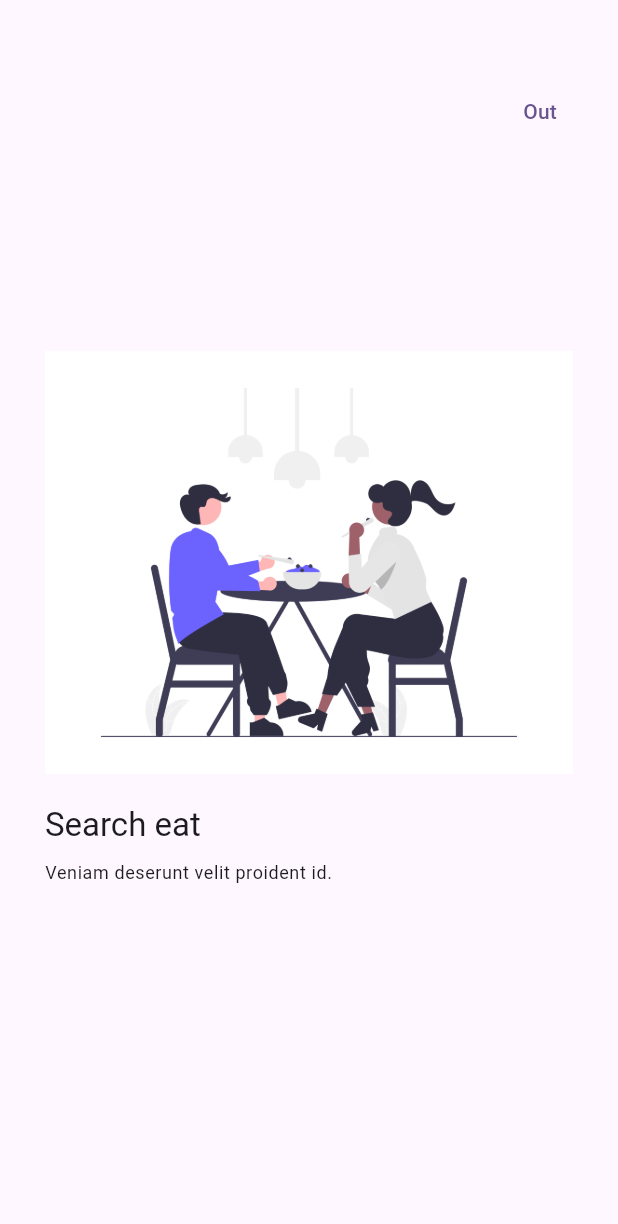
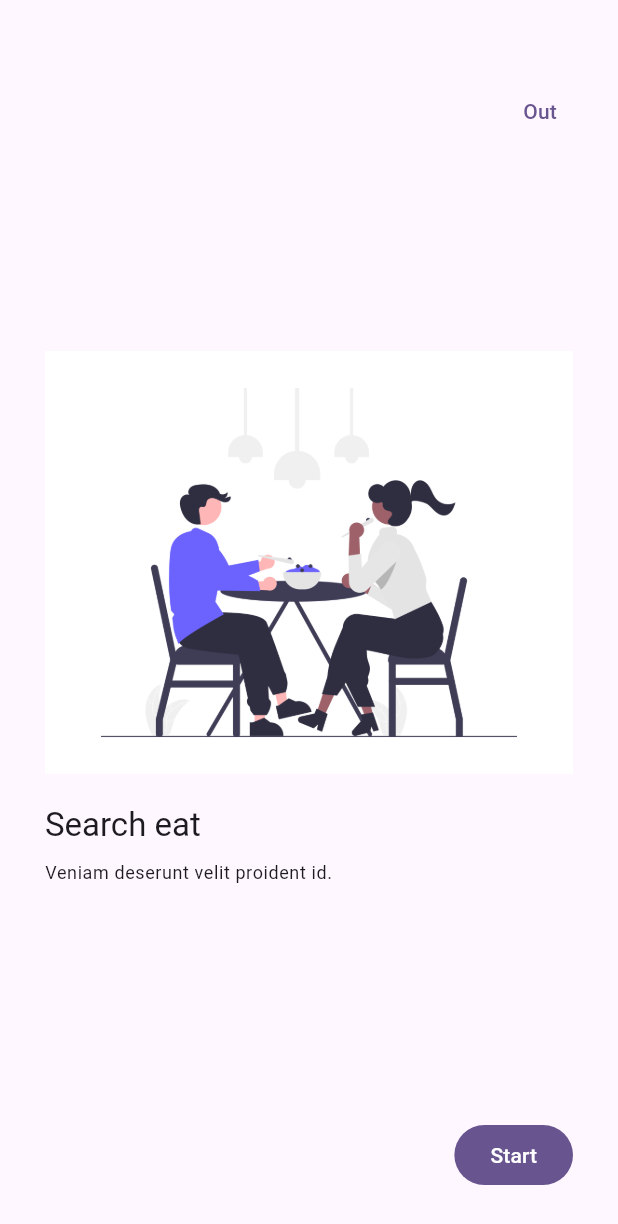
Before and after one commit to JaviKo500/widgets_app, a Flutter app: the AppTutorialScreen screen opened by its route, swiped to page 3, on a phone screen of 412 x 824 dp. Shown: the top 1224 px of the screen. Run offline on Flutter 3.47's test engine with Material 2 defaults, Android fonts, the phone set to English and light mode, and no system bars; our stand-ins replace animate_do, go_router.

```diff
--- a/lib/presentation/screens/app_tutorial/app_tutorial_screen.dart
+++ b/lib/presentation/screens/app_tutorial/app_tutorial_screen.dart
@@ -1,3 +1,4 @@
+import 'package:animate_do/animate_do.dart';
 import 'package:flutter/material.dart';
 import 'package:go_router/go_router.dart';
 
@@ -20,15 +21,44 @@ final slides = <SlideInfo>[
       'assets/images/3.png'),
 ];
 
-class AppTutorialScreen extends StatelessWidget {
+class AppTutorialScreen extends StatefulWidget {
   static const name = 'app_tutorial_screen';
   const AppTutorialScreen({Key? key}) : super(key: key);
+
+  @override
+  State<AppTutorialScreen> createState() => _AppTutorialScreenState();
+}
+
+class _AppTutorialScreenState extends State<AppTutorialScreen> {
+  final pageViewController = PageController();
+
+  bool endReached = false;
+  @override
+  void initState() {
+    super.initState();
+    pageViewController.addListener(() {
+      final page = pageViewController.page ?? 0;
+      if (!endReached && page >= (slides.length - 1.5)) {
+        setState(() {
+          endReached = true;
+        });
+      }
+    });
+  }
+
+  @override
+  void dispose() {
+    pageViewController.dispose();
+    super.dispose();
+  }
+
   @override
   Widget build(BuildContext context) {
     return Scaffold(
         body: Stack(
       children: [
         PageView(
+          controller: pageViewController,
           physics: const BouncingScrollPhysics(),
           children: slides
               .map((slide) => _Slide(
@@ -37,18 +67,26 @@ class AppTutorialScreen extends StatelessWidget {
                   imageUrl: slide.imageUrl))
               .toList(),
         ),
-
         Positioned(
             right: 20,
             top: 50,
             child: TextButton(
               onPressed: () => context.pop(),
-                child: const Text(
-                  'Out',
-                  style: TextStyle()
+              child: const Text('Out', style: TextStyle()),
+            )),
+        endReached
+            ? Positioned(
+                bottom: 30,
+                right: 30,
+                child: FadeInRight(
+                  from: 15,
+                  delay: const Duration( seconds: 1 ),
+                  child: FilledButton(
+                    onPressed: () => context.pop(),
+                    child: const Text('Start', style: TextStyle()),
                   ),
-              )
-            ),
+                ))
+            : const SizedBox()
       ],
     ));
   }
--- a/pubspec.yaml
+++ b/pubspec.yaml
@@ -7,6 +7,7 @@ environment:
   sdk: '>=3.0.0 <4.0.0'
 
 dependencies:
+  animate_do: ^3.0.2
   flutter:
     sdk: flutter
   go_router: ^8.2.0
```
Also changed, not shown: pubspec.lock. Lines whose indentation alone changed are shown as unchanged.
